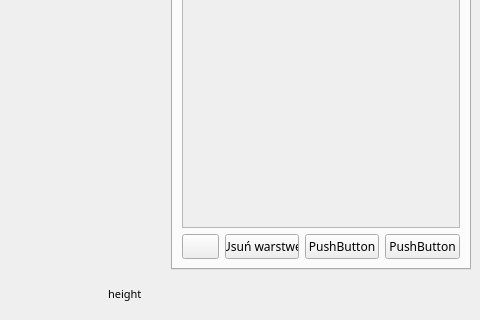
This is src/uis/MainWindowX.ui in A1rWaxta/RasterShop as Qt 5 draws it before an edit; both pictures show x 346 to 826 and y 182 to 502 of the 826 by 502 pixel window. The edited form follows.
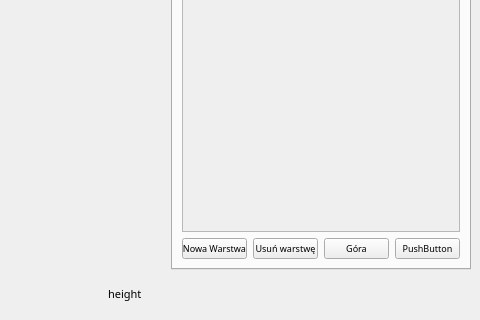
This is the edited form. Icons and pictures are not drawn. Custom widgets are drawn as their Qt base class.

```diff
--- a/src/uis/MainWindowX.ui
+++ b/src/uis/MainWindowX.ui
@@ -183,17 +183,23 @@
          <layout class="QHBoxLayout" name="horizontalLayout_2">
           <item>
            <widget class="QPushButton" name="addLayerButton">
-            <property name="text">
-             <string/>
+            <property name="font">
+             <font>
+              <pointsize>7</pointsize>
+             </font>
             </property>
-            <property name="icon">
-             <iconset>
-              <normaloff>../../../Pictures/tux.jpg</normaloff>../../../Pictures/tux.jpg</iconset>
+            <property name="text">
+             <string>Nowa Warstwa</string>
             </property>
            </widget>
           </item>
           <item>
            <widget class="QPushButton" name="deleteLayerButton">
+            <property name="font">
+             <font>
+              <pointsize>7</pointsize>
+             </font>
+            </property>
             <property name="text">
              <string>Usuń warstwę</string>
             </property>
@@ -201,13 +207,23 @@
           </item>
           <item>
            <widget class="QPushButton" name="moveLayerUpButton">
+            <property name="font">
+             <font>
+              <pointsize>7</pointsize>
+             </font>
+            </property>
             <property name="text">
-             <string>PushButton</string>
+             <string>Góra</string>
             </property>
            </widget>
           </item>
           <item>
            <widget class="QPushButton" name="moveLayerDownButton">
+            <property name="font">
+             <font>
+              <pointsize>7</pointsize>
+             </font>
+            </property>
             <property name="text">
              <string>PushButton</string>
             </property>
@@ -226,7 +242,7 @@
              <x>0</x>
              <y>0</y>
              <width>276</width>
-             <height>322</height>
+             <height>331</height>
             </rect>
            </property>
            <layout class="QVBoxLayout" name="verticalLayout_2">
```
